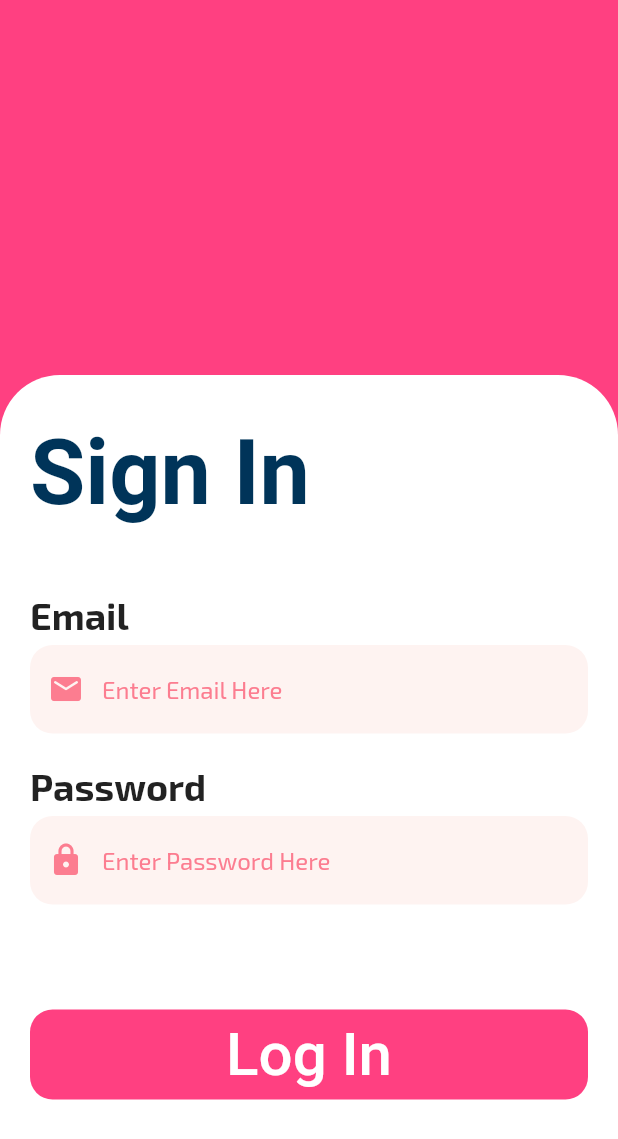
After one commit to KS9004/auth_getx_firebase, a Flutter app: the screen it shows after launch, after a tap on "Next", on a phone screen of 412 x 824 dp. The commit adds this screen. Shown: the top 1139 px of the screen. Run offline on Flutter 3.47's test engine with Material 2 defaults, Android fonts, the phone set to English and light mode, and no system bars; our stand-ins replace get, google_fonts.

Commit message:
added sign_in screen

```diff
--- /dev/null
+++ b/lib/view/sign_in.dart
@@ -0,0 +1,120 @@
+import 'package:flutter/material.dart';
+import 'package:flutter/widgets.dart';
+import 'package:get/get.dart';
+import 'package:google_fonts/google_fonts.dart';
+
+class SignIn extends StatelessWidget {
+  @override
+  Widget build(BuildContext context) {
+    return Scaffold(
+      backgroundColor: Colors.pinkAccent,
+      body: SafeArea(
+          child: Column(
+            mainAxisAlignment: MainAxisAlignment.end,
+            children: [
+              SizedBox(height: 250,), // Image.sasset('assets/sign_up2.svg',width: 400,),
+              Expanded(
+                child: Container(
+                  height: 600,
+                  width: double.infinity,
+                  decoration: BoxDecoration(
+                      color: Colors.white,
+                      borderRadius: BorderRadius.only(topLeft: Radius.circular(40.0),topRight: Radius.circular(40.0))
+                  ),
+                  child: Padding(
+                    padding: EdgeInsets.only(top: 30.0,left: 20.0,right: 20.0),
+                    child: SingleChildScrollView(
+                      child: Column(
+                        crossAxisAlignment: CrossAxisAlignment.start,
+                        children: [
+                          Text('Sign In',style: GoogleFonts.aBeeZee(textStyle: TextStyle(
+                              color: Color(0xff003459),
+                              fontSize: 60.0,
+                              fontWeight: FontWeight.bold
+                          ),)
+                          ),
+                          SizedBox(height: 45.0,),
+                          Text("Email",style: GoogleFonts.exo2(
+                            textStyle: TextStyle(
+                                fontSize: 25.0,
+                                fontWeight: FontWeight.bold
+                            ),
+                          ),
+                          ),
+                          SizedBox(height: 5.0,),
+                          TextFormField(
+                            keyboardType: TextInputType.emailAddress,
+                            decoration: InputDecoration(
+                              fillColor: Color(0xffFEF3F1),
+                              filled: true,
+                              hintStyle: GoogleFonts.exo2(
+                                textStyle: TextStyle(color:Color(0xffFC7D90)),
+                              ),
+                              prefixIcon: Icon(Icons.email_rounded,color:Color(0xffFC7D90),),
+                              border: OutlineInputBorder(
+                                borderSide: BorderSide.none,
+                                borderRadius: BorderRadius.circular(15.0),
+                              ),
+                              hintText: 'Enter Email Here',
+                            ),
+                            autofocus: false,
+                          ),
+                          SizedBox(height: 20.0,),
+                          Text("Password",style: GoogleFonts.exo2(
+                            textStyle: TextStyle(
+                                fontSize: 25.0,
+                                fontWeight: FontWeight.bold
+                            ),
+                          ),
+                          ),
+                          SizedBox(height: 5.0,),
+                          TextFormField(
+                            keyboardType: TextInputType.visiblePassword,
+                            decoration: InputDecoration(
+                              fillColor: Color(0xffFEF3F1),
+                              filled: true,
+                              hintStyle: GoogleFonts.exo2(
+                                textStyle: TextStyle(color:Color(0xffFC7D90)),
+                              ),
+                              prefixIcon: Icon(Icons.lock_rounded,color:Color(0xffFC7D90)),
+                              border: OutlineInputBorder(
+                                borderSide: BorderSide.none,
+                                borderRadius: BorderRadius.circular(15.0),
+                              ),
+                              hintText: 'Enter Password Here',
+                            ),
+                            autofocus: false,
+                            obscureText: true,
+                          ),
+                          SizedBox(height: 20.0,),
+                          SizedBox(height:50.0,),
+                          Container(
+                            width: double.infinity,
+                            height: 60.0,
+                            decoration: BoxDecoration(
+                                color: Colors.pinkAccent,
+                                borderRadius: BorderRadius.circular(15.0)
+                            ),
+                            child: MaterialButton(
+                              onPressed: null,
+                              child: Text("Log In",style:GoogleFonts.aBeeZee(
+                                textStyle: TextStyle(
+                                    color: Colors.white,
+                                    fontSize: 40.0
+                                ),
+                              ),
+                              ),
+                            ),
+                          ),
+                        ],
+                      ),
+                    ),
+                  ),
+                ),
+              )
+            ],
+          )),
+
+    );
+  }
+}
--- a/lib/view/sign_up.dart
+++ b/lib/view/sign_up.dart
@@ -1,3 +1,4 @@
+import 'package:auth_getx_firebase/view/sign_in.dart';
 import 'package:flutter/material.dart';
 import 'package:flutter/widgets.dart';
 import 'package:get/get.dart';
@@ -121,7 +122,7 @@ class SignUp extends StatelessWidget {
                             borderRadius: BorderRadius.circular(15.0)
                           ),
                           child: MaterialButton(
-                            onPressed: null,
+                            onPressed: ()=>Get.to(SignIn()),
                             child: Text("Next",style:GoogleFonts.aBeeZee(
                              textStyle: TextStyle(
                                   color: Colors.white,
```
